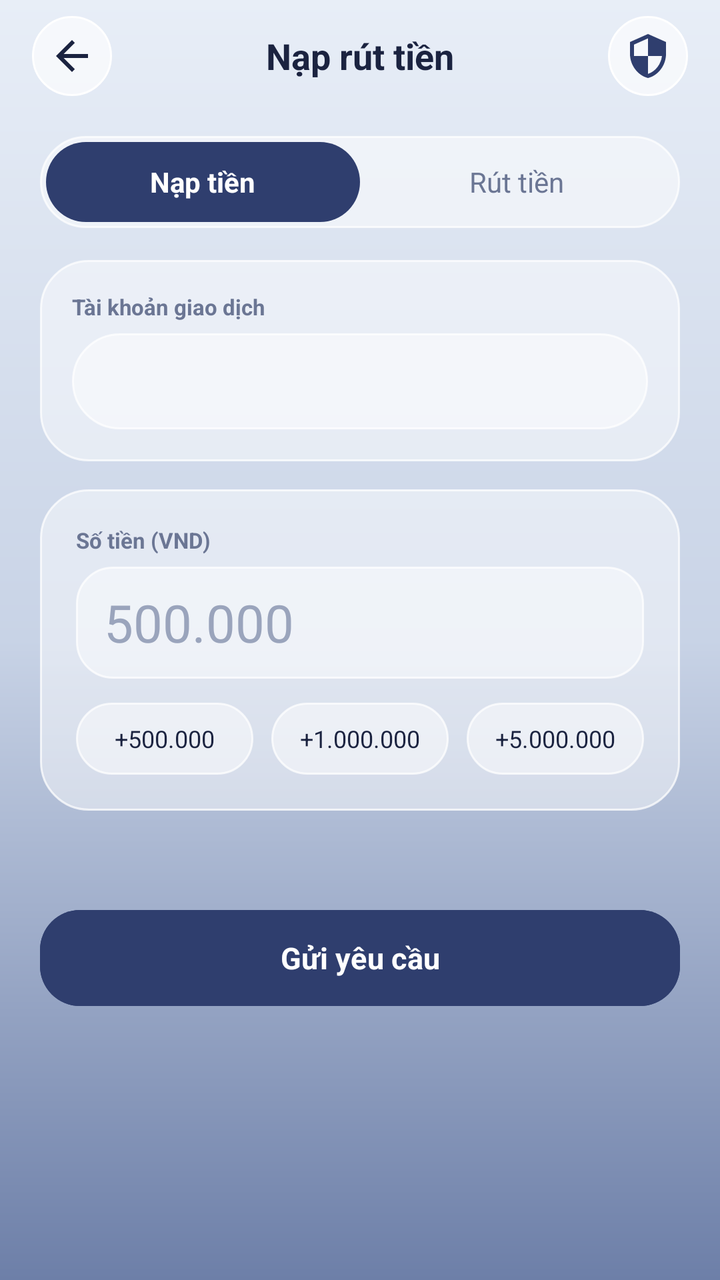
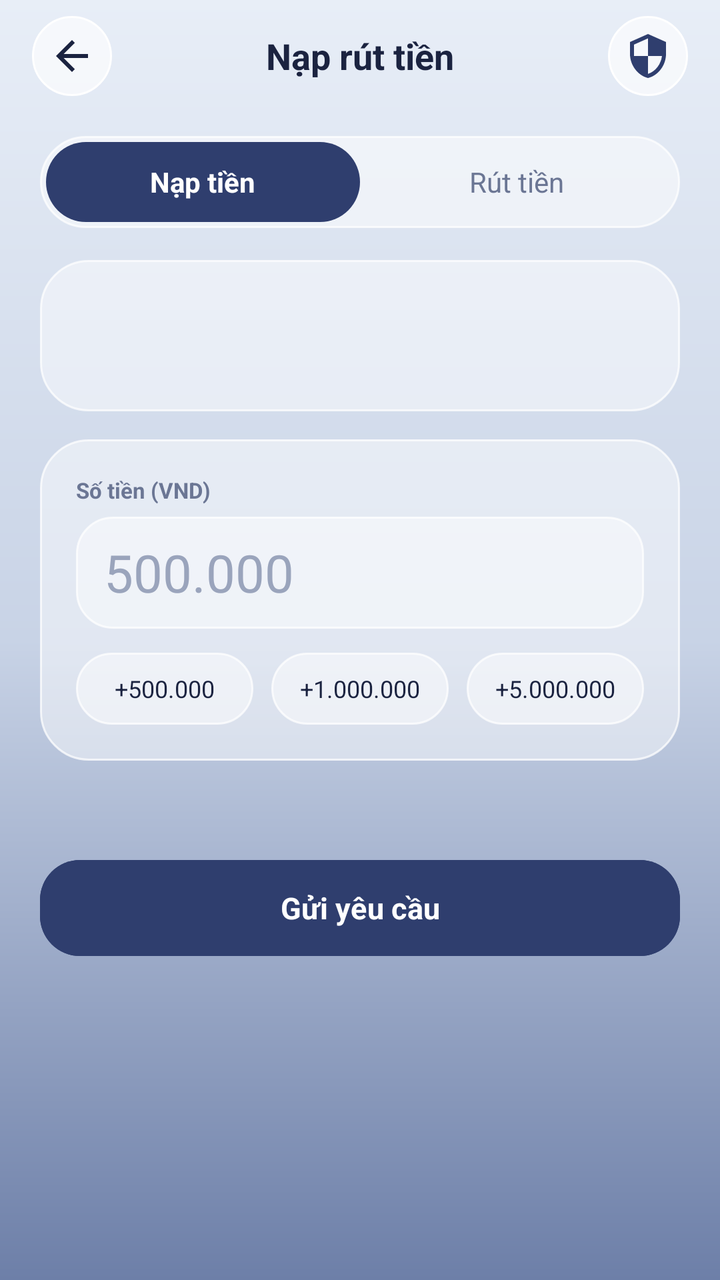

The first picture is an Android layout as it rendered before a commit; the second is the same layout after the commit. The layout source and the unified diff follow.
<!-- AndroidManifest.xml: application theme Theme.Final_term -->
<!-- res/layout/fragment_money_request.xml -->
<?xml version="1.0" encoding="utf-8"?>
<LinearLayout xmlns:android="http://schemas.android.com/apk/res/android"
    xmlns:app="http://schemas.android.com/apk/res-auto"
    xmlns:tools="http://schemas.android.com/tools"
    android:layout_width="match_parent"
    android:layout_height="match_parent"
    android:background="@drawable/background_gradient"
    android:orientation="vertical">

    
    <LinearLayout
        android:layout_width="match_parent"
        android:layout_height="56dp"
        android:gravity="center_vertical"
        android:orientation="horizontal"
        android:paddingStart="16dp"
        android:paddingEnd="16dp">

        <ImageButton
            android:id="@+id/back_button"
            android:layout_width="40dp"
            android:layout_height="40dp"
            android:background="@drawable/circle_action_button"
            android:contentDescription="Quay lại"
            android:padding="10dp"
            android:src="@drawable/ic_arrow_back" />

        <TextView
            android:id="@+id/title_text"
            android:layout_width="0dp"
            android:layout_height="wrap_content"
            android:layout_marginStart="8dp"
            android:layout_marginEnd="8dp"
            android:layout_weight="1"
            android:gravity="center"
            android:text="@string/money_request_title"
            android:textColor="@color/ink"
            android:textSize="18sp"
            android:textStyle="bold" />

        <ImageButton
            android:id="@+id/help_button"
            android:layout_width="40dp"
            android:layout_height="40dp"
            android:background="@drawable/circle_action_button"
            android:contentDescription="Trợ giúp"
            android:padding="10dp"
            android:src="@drawable/ic_shield" />
    </LinearLayout>

    <ScrollView
        android:layout_width="match_parent"
        android:layout_height="0dp"
        android:layout_weight="1"
        android:clipToPadding="false"
        android:fillViewport="true"
        android:paddingStart="20dp"
        android:paddingTop="12dp"
        android:paddingEnd="20dp"
        android:paddingBottom="96dp">

        <LinearLayout
            android:layout_width="match_parent"
            android:layout_height="wrap_content"
            android:orientation="vertical">

            
            <LinearLayout
                android:layout_width="match_parent"
                android:layout_height="46dp"
                android:background="@drawable/glass_pill_button"
                android:orientation="horizontal"
                android:padding="3dp">

                <TextView
                    android:id="@+id/tab_deposit"
                    android:layout_width="0dp"
                    android:layout_height="match_parent"
                    android:layout_weight="1"
                    android:background="@drawable/navy_button_pill"
                    android:gravity="center"
                    android:text="@string/tab_deposit"
                    android:textColor="@color/white"
                    android:textSize="14sp"
                    android:textStyle="bold" />

                <TextView
                    android:id="@+id/tab_withdrawal"
                    android:layout_width="0dp"
                    android:layout_height="match_parent"
                    android:layout_weight="1"
                    android:background="?attr/selectableItemBackgroundBorderless"
                    android:gravity="center"
                    android:text="@string/tab_withdrawal"
                    android:textColor="@color/ink_muted"
                    android:textSize="14sp" />
            </LinearLayout>

            
            <Spinner
                android:id="@+id/operation_input"
                android:layout_width="match_parent"
                android:layout_height="1dp"
                android:contentDescription="Loại yêu cầu"
                android:visibility="gone" />

            
            <LinearLayout
                android:layout_width="match_parent"
                android:layout_height="wrap_content"
                android:layout_marginTop="16dp"
                android:background="@drawable/glass_panel_card"
                android:elevation="4dp"
                android:orientation="vertical"
                android:padding="16dp">

                <TextView
                    android:id="@+id/account_label"
                    android:layout_width="wrap_content"
                    android:layout_height="wrap_content"
                    android:text="Tài khoản giao dịch"
                    android:textColor="@color/ink_muted"
                    android:textSize="11sp"
                    android:textStyle="bold" />

                <Spinner
                    android:id="@+id/account_input"
                    android:layout_width="match_parent"
                    android:layout_height="48dp"
                    android:layout_marginTop="6dp"
                    android:background="@drawable/glass_pill_button"
                    android:contentDescription="Tài khoản"
                    android:paddingStart="12dp"
                    android:paddingEnd="12dp" />
            </LinearLayout>

            
            <LinearLayout
                android:layout_width="match_parent"
                android:layout_height="wrap_content"
                android:layout_marginTop="14dp"
                android:background="@drawable/glass_panel_card"
                android:elevation="4dp"
                android:orientation="vertical"
                android:padding="18dp">

                <TextView
                    android:layout_width="wrap_content"
                    android:layout_height="wrap_content"
                    android:text="@string/amount_label"
                    android:textColor="@color/ink_muted"
                    android:textSize="11sp"
                    android:textStyle="bold" />

                <EditText
                    android:id="@+id/amount_input"
                    android:layout_width="match_parent"
                    android:layout_height="56dp"
                    android:layout_marginTop="6dp"
                    android:autofillHints=""
                    android:background="@drawable/input_glass_field"
                    android:fontFamily="sans-serif-light"
                    android:hint="500.000"
                    android:inputType="number"
                    android:maxLength="16"
                    android:paddingStart="14dp"
                    android:paddingEnd="14dp"
                    android:textColor="@color/ink"
                    android:textColorHint="@color/ink_faint"
                    android:textSize="26sp" />

                
                <LinearLayout
                    android:layout_width="match_parent"
                    android:layout_height="wrap_content"
                    android:layout_marginTop="12dp"
                    android:orientation="horizontal">

                    <TextView
                        android:id="@+id/chip_req_500k"
                        android:layout_width="0dp"
                        android:layout_height="36dp"
                        android:layout_marginEnd="6dp"
                        android:layout_weight="1"
                        android:background="@drawable/glass_pill_button"
                        android:gravity="center"
                        android:text="+500.000"
                        android:textColor="@color/ink"
                        android:textSize="12sp" />

                    <TextView
                        android:id="@+id/chip_req_1m"
                        android:layout_width="0dp"
                        android:layout_height="36dp"
                        android:layout_marginStart="3dp"
                        android:layout_marginEnd="3dp"
                        android:layout_weight="1"
                        android:background="@drawable/glass_pill_button"
                        android:gravity="center"
                        android:text="+1.000.000"
                        android:textColor="@color/ink"
                        android:textSize="12sp" />

                    <TextView
                        android:id="@+id/chip_req_5m"
                        android:layout_width="0dp"
                        android:layout_height="36dp"
                        android:layout_marginStart="6dp"
                        android:layout_weight="1"
                        android:background="@drawable/glass_pill_button"
                        android:gravity="center"
                        android:text="+5.000.000"
                        android:textColor="@color/ink"
                        android:textSize="12sp" />
                </LinearLayout>
            </LinearLayout>

            
            <TextView
                android:id="@+id/status_text"
                android:layout_width="match_parent"
                android:layout_height="wrap_content"
                android:layout_marginTop="14dp"
                android:gravity="center"
                android:textColor="@color/ink_muted"
                android:textSize="13sp" />

            
            <com.google.android.material.button.MaterialButton
                android:id="@+id/submit_button"
                android:layout_width="match_parent"
                android:layout_height="56dp"
                android:layout_marginTop="14dp"
                android:backgroundTint="@color/navy"
                android:text="Gửi yêu cầu"
                android:textColor="@color/white"
                android:textSize="15sp"
                android:textStyle="bold"
                app:cornerRadius="20dp" />

        </LinearLayout>
    </ScrollView>
</LinearLayout>
<!-- resources referenced by this layout -->
<resources>
  <color name="ink">#FF1B2340</color>
  <color name="ink_faint">#FF9AA4BC</color>
  <color name="ink_muted">#FF6B7694</color>
  <color name="navy">#FF2F3E6E</color>
  <color name="white">#FFFFFFFF</color>
  <!-- drawable background_gradient (drawable) -->
  <?xml version="1.0" encoding="utf-8"?>
  <shape xmlns:android="http://schemas.android.com/apk/res/android">
      <gradient
          android:angle="270"
          android:startColor="#FFE8EEF7"
          android:centerColor="#FFC8D3E6"
          android:endColor="#FF6D7FA8"
          android:type="linear" />
  </shape>
  <!-- drawable circle_action_button (drawable) -->
  <?xml version="1.0" encoding="utf-8"?>
  <ripple xmlns:android="http://schemas.android.com/apk/res/android"
      android:color="@color/glass_card_pressed">
      <item>
          <shape android:shape="oval">
              <solid android:color="@color/glass_circle_btn" />
              <stroke
                  android:width="1dp"
                  android:color="@color/white" />
          </shape>
      </item>
  </ripple>
  <!-- drawable ic_arrow_back (drawable) -->
  <vector xmlns:android="http://schemas.android.com/apk/res/android"
      android:width="24dp"
      android:height="24dp"
      android:viewportWidth="24"
      android:viewportHeight="24">
      <path
          android:fillColor="@color/ink"
          android:pathData="M20,11H7.83l5.59,-5.59L12,4l-8,8 8,8 1.41,-1.41L7.83,13H20v-2z" />
  </vector>
  <!-- drawable ic_shield (drawable) -->
  <vector xmlns:android="http://schemas.android.com/apk/res/android"
      android:width="24dp"
      android:height="24dp"
      android:viewportWidth="24"
      android:viewportHeight="24">
      <path
          android:fillColor="@color/navy"
          android:pathData="M12,1L3,5v6c0,5.55 3.84,10.74 9,12 5.16,-1.26 9,-6.45 9,-12V5l-9,-4zm0,10.99h7c-0.53,4.12 -3.28,7.79 -7,8.94V12H5V6.3l7,-3.11v8.8z" />
  </vector>
  <!-- drawable navy_button_pill (drawable) -->
  <?xml version="1.0" encoding="utf-8"?>
  <ripple xmlns:android="http://schemas.android.com/apk/res/android"
      android:color="@color/navy_deep">
      <item>
          <shape android:shape="rectangle">
              <corners android:radius="20dp" />
              <solid android:color="@color/navy" />
          </shape>
      </item>
  </ripple>
  <string name="amount_label">Số tiền (VND)</string>
  <string name="money_request_title">Nạp rút tiền</string>
  <string name="tab_deposit">Nạp tiền</string>
  <string name="tab_withdrawal">Rút tiền</string>
  <style name="Theme.Final_term" parent="Base.Theme.Final_term" />
  <color name="glass_card_pressed">#8AFFFFFF</color>
  <color name="glass_circle_btn">#A6FFFFFF</color>
  <color name="glass_card">#73FFFFFF</color>
  <color name="glass_border">#BFFFFFFF</color>
  <color name="glass_pill">#80FFFFFF</color>
  <color name="navy_deep">#FF222E55</color>
  <color name="slate_blue">#FF5A6C99</color>
  <color name="bg_mist">#FFF4F6FA</color>
  <color name="bg_slate_soft">#FFB9C4DC</color>
  <color name="danger">#FFD8475F</color>
  <style name="NimbusSpinnerStyle" parent="Widget.AppCompat.Spinner">
          <item name="android:popupBackground">@drawable/bg_nimbus_dropdown_popup</item>
          <item name="android:dropDownVerticalOffset">6dp</item>
      </style>
  <color name="bg_slate">#FF8D9CC0</color>
  <!-- drawable bg_nimbus_dropdown_popup (drawable) -->
  <?xml version="1.0" encoding="utf-8"?>
  <shape xmlns:android="http://schemas.android.com/apk/res/android"
      android:shape="rectangle">
      <solid android:color="@color/glass_sheet" />
      <corners android:radius="18dp" />
      <stroke
          android:width="1dp"
          android:color="@color/glass_border" />
  </shape>
  <color name="glass_sheet">#F2FFFFFF</color>
  <!-- unchanged entries left out for length: 6 -->
</resources>

<!-- the commit's change to res/layout/fragment_money_request.xml (unified diff, before → after) -->
@@ -104,35 +104,12 @@
                 android:contentDescription="Loại yêu cầu"
                 android:visibility="gone" />
 
-            
-            <LinearLayout
-                android:layout_width="match_parent"
-                android:layout_height="wrap_content"
-                android:layout_marginTop="16dp"
-                android:background="@drawable/glass_panel_card"
-                android:elevation="4dp"
-                android:orientation="vertical"
-                android:padding="16dp">
-
-                <TextView
-                    android:id="@+id/account_label"
-                    android:layout_width="wrap_content"
-                    android:layout_height="wrap_content"
-                    android:text="Tài khoản giao dịch"
-                    android:textColor="@color/ink_muted"
-                    android:textSize="11sp"
-                    android:textStyle="bold" />
-
-                <Spinner
-                    android:id="@+id/account_input"
-                    android:layout_width="match_parent"
-                    android:layout_height="48dp"
-                    android:layout_marginTop="6dp"
-                    android:background="@drawable/glass_pill_button"
-                    android:contentDescription="Tài khoản"
-                    android:paddingStart="12dp"
-                    android:paddingEnd="12dp" />
-            </LinearLayout>
+            <include
+                android:id="@+id/transaction_account"
+                layout="@layout/view_transaction_account"
+                android:layout_width="match_parent"
+                android:layout_height="wrap_content"
+                android:layout_marginTop="16dp" />
 
             
             <LinearLayout
@@ -169,6 +146,17 @@
                     android:textColorHint="@color/ink_faint"
                     android:textSize="26sp" />
 
+                <TextView
+                    android:id="@+id/amount_warning"
+                    android:layout_width="match_parent"
+                    android:layout_height="wrap_content"
+                    android:layout_marginTop="4dp"
+                    android:accessibilityLiveRegion="polite"
+                    android:text="@string/transaction_account_insufficient"
+                    android:textColor="@color/danger"
+                    android:textSize="13sp"
+                    android:visibility="gone" />
+
                 
                 <LinearLayout
                     android:layout_width="match_parent"
@@ -241,3 +229,84 @@
         </LinearLayout>
     </ScrollView>
 </LinearLayout>
+<!-- res/layout/view_transaction_account.xml (included above) -->
+<?xml version="1.0" encoding="utf-8"?>
+<LinearLayout xmlns:android="http://schemas.android.com/apk/res/android"
+    android:layout_width="match_parent"
+    android:layout_height="wrap_content"
+    android:background="@drawable/glass_panel_card"
+    android:orientation="vertical"
+    android:padding="16dp">
+
+    <TextView
+        android:id="@+id/account_role"
+        android:layout_width="match_parent"
+        android:layout_height="wrap_content"
+        android:textColor="@color/ink_muted"
+        android:textSize="13sp" />
+
+    <LinearLayout
+        android:layout_width="match_parent"
+        android:layout_height="wrap_content"
+        android:layout_marginTop="4dp"
+        android:gravity="center_vertical"
+        android:orientation="horizontal">
+
+        <LinearLayout
+            android:layout_width="0dp"
+            android:layout_height="wrap_content"
+            android:layout_weight="1"
+            android:orientation="vertical">
+
+            <TextView
+                android:id="@+id/account_balance"
+                android:layout_width="match_parent"
+                android:layout_height="wrap_content"
+                android:textColor="@color/ink"
+                android:textSize="24sp"
+                android:textStyle="bold"
+                android:visibility="gone" />
+
+            <TextView
+                android:id="@+id/account_name"
+                android:layout_width="match_parent"
+                android:layout_height="wrap_content"
+                android:layout_marginTop="3dp"
+                android:textColor="@color/ink_muted"
+                android:textSize="14sp" />
+        </LinearLayout>
+
+        <Button
+            android:id="@+id/change_account"
+            style="?android:attr/borderlessButtonStyle"
+            android:layout_width="wrap_content"
+            android:layout_height="wrap_content"
+            android:minHeight="48dp"
+            android:minWidth="48dp"
+            android:text="@string/transaction_account_change"
+            android:textAllCaps="false"
+            android:textColor="@color/navy"
+            android:textSize="14sp"
+            android:visibility="gone" />
+    </LinearLayout>
+
+    <TextView
+        android:id="@+id/account_status"
+        android:layout_width="match_parent"
+        android:layout_height="wrap_content"
+        android:layout_marginTop="4dp"
+        android:accessibilityLiveRegion="polite"
+        android:textColor="@color/ink_muted"
+        android:textSize="13sp"
+        android:visibility="gone" />
+
+    <TextView
+        android:id="@+id/funding_method"
+        android:layout_width="match_parent"
+        android:layout_height="wrap_content"
+        android:layout_marginTop="8dp"
+        android:text="@string/transaction_account_card_funding"
+        android:textColor="@color/ink_muted"
+        android:textSize="13sp"
+        android:visibility="gone" />
+</LinearLayout>
<!-- resource entries referenced after the edit -->
@@ -63,6 +63,9 @@
   <string name="money_request_title">Nạp rút tiền</string>
   <string name="tab_deposit">Nạp tiền</string>
   <string name="tab_withdrawal">Rút tiền</string>
+  <string name="transaction_account_card_funding">Phương thức nạp · Thẻ qua Stripe</string>
+  <string name="transaction_account_change">Đổi</string>
+  <string name="transaction_account_insufficient">Số tiền vượt số dư khả dụng của tài khoản.</string>
   <style name="Theme.Final_term" parent="Base.Theme.Final_term" />
   <color name="glass_card_pressed">#8AFFFFFF</color>
   <color name="glass_circle_btn">#A6FFFFFF</color>
